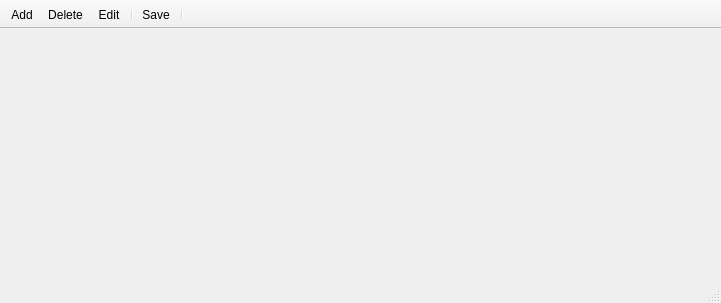
First picture: the form in FrmDaRoca.ui, repository MiguelOliveira22/DaRoca, before the edit.
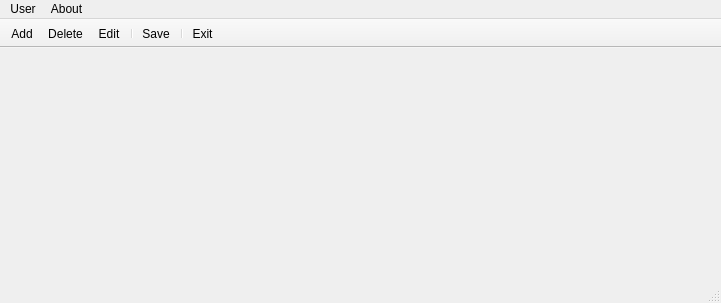
Second picture: the form after the edit. Icons and pictures are not drawn.

The edit to the form file:
```diff
--- a/FrmDaRoca.ui
+++ b/FrmDaRoca.ui
@@ -23,6 +23,18 @@
      <height>21</height>
     </rect>
    </property>
+   <widget class="QMenu" name="menuUser">
+    <property name="title">
+     <string>User</string>
+    </property>
+   </widget>
+   <widget class="QMenu" name="menuAbout">
+    <property name="title">
+     <string>About</string>
+    </property>
+   </widget>
+   <addaction name="menuUser"/>
+   <addaction name="menuAbout"/>
   </widget>
   <widget class="QStatusBar" name="statusbar"/>
   <widget class="QToolBar" name="toolBar">
@@ -53,6 +65,7 @@
    <addaction name="separator"/>
    <addaction name="actionSave"/>
    <addaction name="separator"/>
+   <addaction name="actionExit"/>
   </widget>
   <action name="actionAdd">
    <property name="icon">
@@ -99,6 +112,18 @@
     <string>Executes The Comands Inputed, As A Fail-Safe Method</string>
    </property>
   </action>
+  <action name="actionExit">
+   <property name="icon">
+    <iconset resource="DaRoca/DaRoca-Admin/arquives.qrc">
+     <normaloff>:/resourcesMain/resources/CLOSE1.BMP</normaloff>:/resourcesMain/resources/CLOSE1.BMP</iconset>
+   </property>
+   <property name="text">
+    <string>Exit</string>
+   </property>
+   <property name="toolTip">
+    <string>Exits The Aplication</string>
+   </property>
+  </action>
  </widget>
  <resources>
   <include location="DaRoca/DaRoca-Admin/arquives.qrc"/>
```
